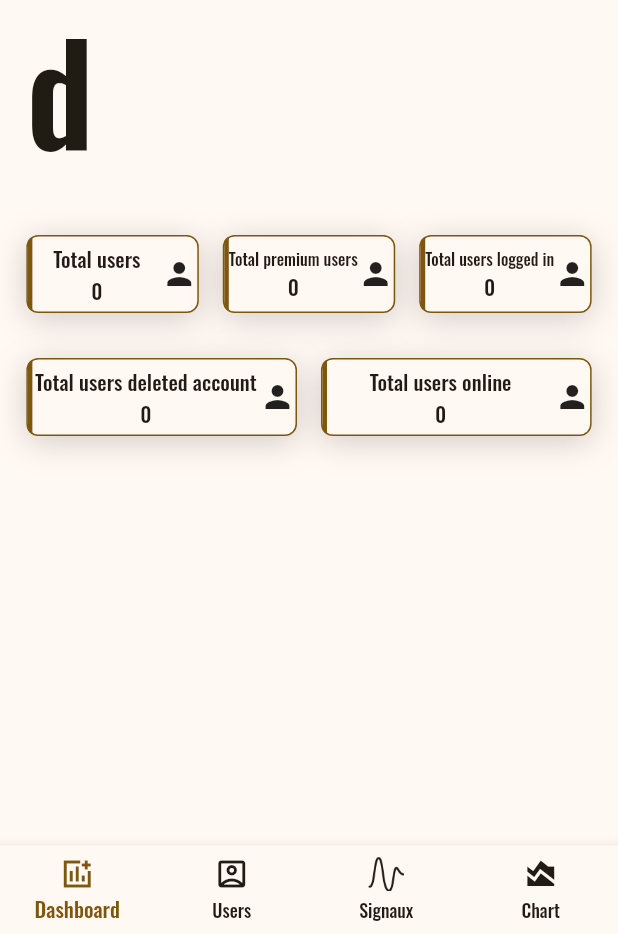
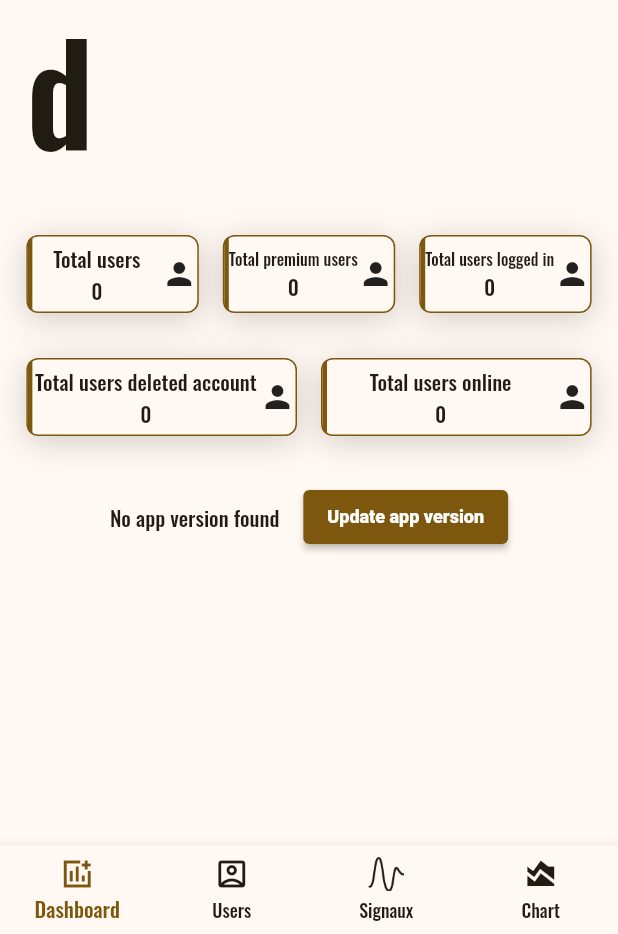
Before and after one commit to mario202k/backofficeperfecttrading, a Flutter app: the screen it shows once a user with an empty profile is signed in, on a phone screen of 412 x 824 dp, the part 302-1236 px from its top. Run offline on Flutter 3.47's test engine with Material 2 defaults, Android fonts, the phone set to English and light mode, and no system bars; our stand-ins replace cloud_firestore, dio, firebase_auth, firebase_core, fl_chart, flutter_riverpod and 7 more; missing offline and left inert: dart:html, excel, web_date_picker; accounts and stored records are empty; generated files the repository leaves out were written again; statements that could not run were skipped.

Commit message:
backoffice5

```diff
--- a/lib/src/presentation/home/dashboard_page/dashboard_page.dart
+++ b/lib/src/presentation/home/dashboard_page/dashboard_page.dart
@@ -1,11 +1,16 @@
 import 'package:backoffice/src/application/app_user_service.dart';
 import 'package:backoffice/src/constants/app_sizes.dart';
 import 'package:backoffice/src/localization/localized_build_context.dart';
+import 'package:backoffice/src/presentation/common_widget/async_value_widget.dart';
 import 'package:backoffice/src/presentation/common_widget/responsive_center.dart';
 import 'package:backoffice/src/presentation/home/dashboard_page/dashboard_card.dart';
 import 'package:backoffice/src/themes/theme_data_build_context.dart';
 import 'package:flutter/material.dart';
 import 'package:flutter_riverpod/flutter_riverpod.dart';
+import 'package:go_router/go_router.dart';
+
+import '../../../domain/app_version.dart';
+import '../../../routing/app_router.dart';
 
 final numberOfUserProvider = StreamProvider.autoDispose<int>((ref) {
   return ref.watch(appUserServiceProvider).getNumberOfAppUsers();
@@ -21,6 +26,11 @@ final numberOfOnlineProvider = StreamProvider.autoDispose<int>((ref) {
 });
 final numberOfPremiumProvider = StreamProvider.autoDispose<int>((ref) {
   return ref.watch(appUserServiceProvider).getNumberOfPremium();
+});
+
+final lastAppVersionProvider =
+    FutureProvider.autoDispose<AppVersion?>((ref) async {
+  return ref.watch(appUserServiceProvider).getLastAppVersion();
 });
 
 class DashboardPage extends ConsumerWidget {
@@ -52,7 +62,6 @@ class DashboardPage extends ConsumerWidget {
                   value: ref.watch(numberOfLoggedProvider),
                   title: context.loc.totalUsersLoggedIn,
                   icon: const Icon(Icons.person)),
-
             ],
           ),
           gapH30,
@@ -69,6 +78,38 @@ class DashboardPage extends ConsumerWidget {
                   icon: const Icon(Icons.person)),
             ],
           ),
+          gapH30,
+          AsyncValueWidget(
+              value: ref.watch(lastAppVersionProvider),
+              data: (data) {
+                if (data == null) {
+                  return Row(
+                    mainAxisAlignment: MainAxisAlignment.center,
+                    children: [
+                      const Text("No app version found"),
+                      gapW16,
+                      ElevatedButton(
+                          onPressed: () {
+                            context.goNamed(AppRoute.updateVersion.name);
+                          },
+                          child: const Text("Update app version")),
+                    ],
+                  );
+                }
+                return Row(
+                  mainAxisAlignment: MainAxisAlignment.center,
+                  children: [
+                    Text("Last app version: ${data.version}"),
+                    gapW16,
+                    ElevatedButton(
+                        onPressed: () {
+                          context.goNamed(AppRoute.updateVersion.name,
+                              extra: data);
+                        },
+                        child: const Text("Update app version")),
+                  ],
+                );
+              })
         ],
       ),
     );
--- a/lib/src/routing/app_router.dart
+++ b/lib/src/routing/app_router.dart
@@ -2,11 +2,13 @@ import 'package:backoffice/src/domain/data_fl_chart.dart';
 import 'package:backoffice/src/domain/testimony.dart';
 import 'package:backoffice/src/presentation/update_or_add_app_user/update_or_add_app_user.dart';
 import 'package:backoffice/src/presentation/update_or_add_testimony/update_or_add_testimony_screen.dart';
+import 'package:backoffice/src/presentation/update_version/update_version.dart';
 import 'package:firebase_auth/firebase_auth.dart';
 import 'package:flutter_riverpod/flutter_riverpod.dart';
 import 'package:go_router/go_router.dart';
 
 import '../domain/app_user.dart';
+import '../domain/app_version.dart';
 import '../domain/signal.dart';
 import '../presentation/edit_points/edit_points_screen.dart';
 import '../presentation/home/home_screen.dart';
@@ -22,6 +24,7 @@ enum AppRoute {
   updateOrAddAppUser,
   updateOrAddTestimony,
   editPoints,
+  updateVersion
 }
 
 final goRouterProvider = Provider.autoDispose<GoRouter>((ref) {
@@ -107,6 +110,16 @@ final goRouterProvider = Provider.autoDispose<GoRouter>((ref) {
               );
             },
           ),
+          GoRoute(
+            path: AppRoute.updateVersion.name,
+            name: AppRoute.updateVersion.name,
+            builder: (context, state) {
+              final appVersion = state.extra as AppVersion?;
+              return UpdateVersion(
+                appVersion: appVersion,
+              );
+            },
+          ),
         ],
       ),
       GoRoute(
```
Also changed, not shown: lib/src/application/app_user_service.dart (+10 -3 lines), lib/src/presentation/update_version/update_version.dart (added, +149 -0 lines), 1 other file.
